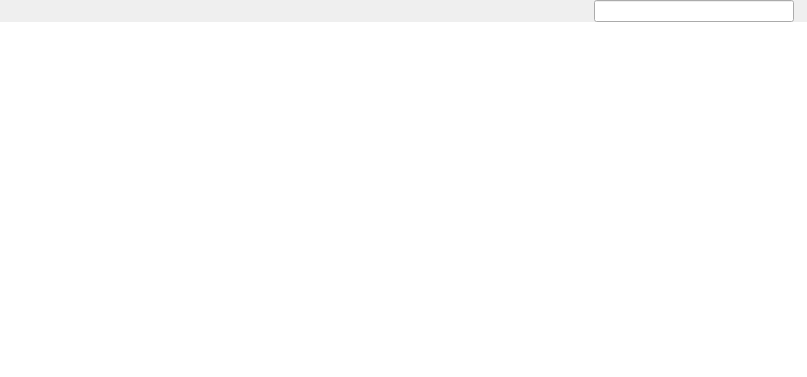
This is FWAdminLib/ClientsWidget.ui in fw-dev/translations as Qt 5 draws it before an edit. The edited form follows.
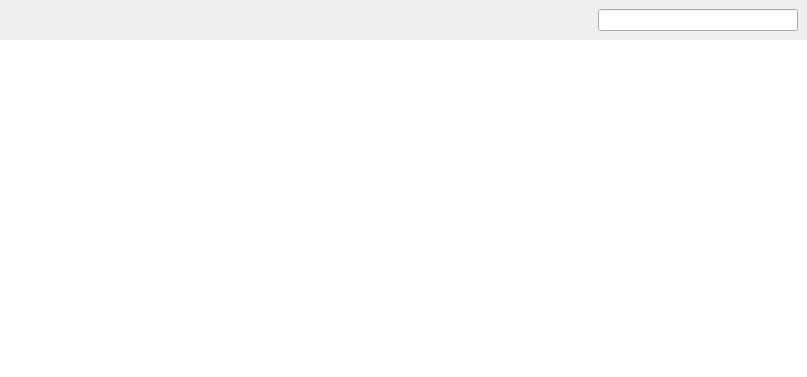
This is the edited form. Custom widgets are drawn as their Qt base class.

What changed in the file:
```diff
--- a/FWAdminLib/ClientsWidget.ui
+++ b/FWAdminLib/ClientsWidget.ui
@@ -21,21 +21,19 @@
     <number>0</number>
    </property>
    <item>
-    <layout class="QHBoxLayout" name="searchBoxLayout_7">
-     <property name="spacing">
-      <number>0</number>
-     </property>
+    <widget class="ViewSearchHeader" name="header" native="true">
+     <layout class="QHBoxLayout">
      <item>
-      <spacer name="horizontalSpacer_37">
+       <spacer name="searchSpacer_7">
        <property name="orientation">
         <enum>Qt::Horizontal</enum>
        </property>
        <property name="sizeType">
-        <enum>QSizePolicy::Fixed</enum>
+         <enum>QSizePolicy::MinimumExpanding</enum>
        </property>
        <property name="sizeHint" stdset="0">
         <size>
-         <width>12</width>
+          <width>0</width>
          <height>0</height>
         </size>
        </property>
@@ -58,54 +56,6 @@
        </property>
       </widget>
      </item>
-     <item>
-      <spacer name="searchSpacer_7">
-       <property name="orientation">
-        <enum>Qt::Horizontal</enum>
-       </property>
-       <property name="sizeType">
-        <enum>QSizePolicy::MinimumExpanding</enum>
-       </property>
-       <property name="sizeHint" stdset="0">
-        <size>
-         <width>12</width>
-         <height>0</height>
-        </size>
-       </property>
-      </spacer>
-     </item>
-     <item>
-      <widget class="QLabel" name="helperLabel">
-       <property name="sizePolicy">
-        <sizepolicy hsizetype="Fixed" vsizetype="Preferred">
-         <horstretch>0</horstretch>
-         <verstretch>0</verstretch>
-        </sizepolicy>
-       </property>
-       <property name="text">
-        <string/>
-       </property>
-       <property name="alignment">
-        <set>Qt::AlignCenter</set>
-       </property>
-      </widget>
-     </item>
-     <item>
-      <spacer name="horizontalSpacer_22">
-       <property name="orientation">
-        <enum>Qt::Horizontal</enum>
-       </property>
-       <property name="sizeType">
-        <enum>QSizePolicy::Fixed</enum>
-       </property>
-       <property name="sizeHint" stdset="0">
-        <size>
-         <width>12</width>
-         <height>0</height>
-        </size>
-       </property>
-      </spacer>
-     </item>
      <item>
       <widget class="SearchLineEdit" name="searchField">
        <property name="sizePolicy">
@@ -122,23 +72,8 @@
        </property>
       </widget>
      </item>
-     <item>
-      <spacer name="horizontalSpacer_23">
-       <property name="orientation">
-        <enum>Qt::Horizontal</enum>
-       </property>
-       <property name="sizeType">
-        <enum>QSizePolicy::Fixed</enum>
-       </property>
-       <property name="sizeHint" stdset="0">
-        <size>
-         <width>13</width>
-         <height>0</height>
-        </size>
-       </property>
-      </spacer>
-     </item>
-    </layout>
+     </layout>
+    </widget>
    </item>
    <item>
     <widget class="ClientsGroupsView" name="clientsView">
@@ -166,6 +101,12 @@
      <property name="selectionMode">
       <enum>QAbstractItemView::ExtendedSelection</enum>
      </property>
+     <property name="iconSize">
+      <size>
+       <width>20</width>
+       <height>20</height>
+      </size>
+     </property>
      <property name="autoExpandDelay">
       <number>500</number>
      </property>
@@ -188,6 +129,12 @@
    <extends>QLineEdit</extends>
    <header>FileWaveGuiLib/searchlineedit/searchlineedit.h</header>
   </customwidget>
+  <customwidget>
+   <class>ViewSearchHeader</class>
+   <extends>QWidget</extends>
+   <header>FWAdminLib/ViewSearchHeader.h</header>
+   <container>1</container>
+  </customwidget>
   <customwidget>
    <class>ClientsGroupsView</class>
    <extends>QTreeView</extends>
```
Lines whose indentation alone changed are shown as unchanged.
